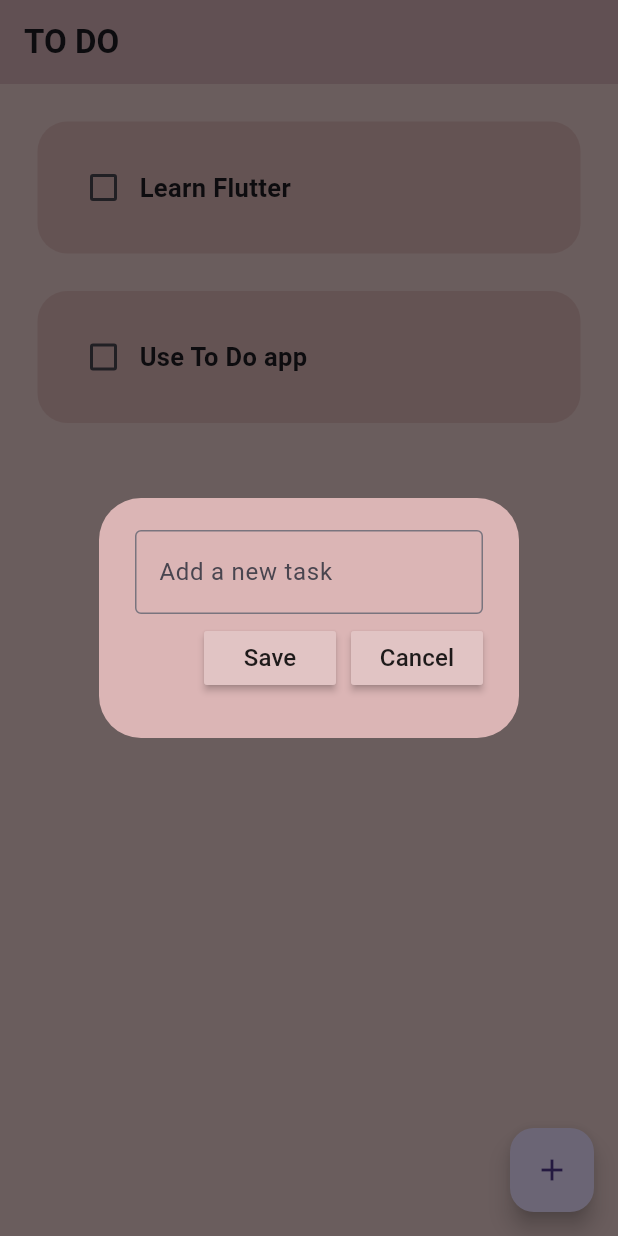
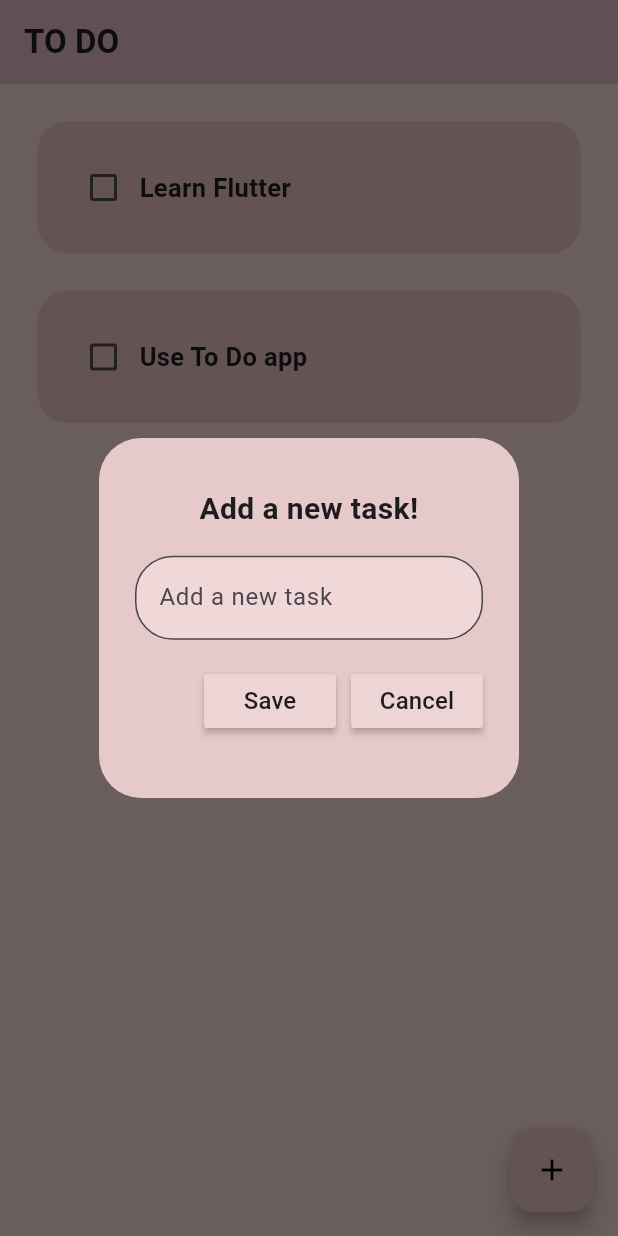
Before and after one commit to selinsmry/to-do-app, a Flutter app: the screen it shows after launch, after a tap on the "add" icon, on a phone screen of 412 x 824 dp. Run offline on Flutter 3.47's test engine with Material 3 defaults, Android fonts, the phone set to English and light mode, and no system bars; drawn by our look-alikes of flutter_slidable; our stand-ins replace hive_flutter; accounts and stored records are empty.

Commit message:
Added new features and screenshots of the app.

```diff
--- a/lib/pages/home_page.dart
+++ b/lib/pages/home_page.dart
@@ -2,6 +2,7 @@ import 'package:flutter/material.dart';
 import 'package:hive_flutter/hive_flutter.dart';
 import 'package:to_do_app/data/database.dart';
 import 'package:to_do_app/util/dialog_box.dart';
+import 'package:to_do_app/util/my_button.dart';
 import 'package:to_do_app/util/todo_tile.dart';
 
 class HomePage extends StatefulWidget {
@@ -16,6 +17,7 @@ class _MyWidgetState extends State<HomePage> {
   //reference hive box
   final _myBox = Hive.box('mybox');
   ToDoDataBase db = ToDoDataBase();
+  double _buttonScale = 1.0;
 
   @override
   void initState() {
@@ -43,15 +45,47 @@ class _MyWidgetState extends State<HomePage> {
   }
 
   // save new tasks
-  void saveNewTask(){
+  void saveNewTask() {
+  if (_controller.text.isEmpty) {
+    // If user tries to save an empty task
+    showDialog(
+      context: context,
+      builder: (BuildContext context) {
+        return AlertDialog(
+          titlePadding: EdgeInsets.only(top: 50.0),
+          backgroundColor: Color(0xFFE6CACA),
+          title: Text(
+            "Task can't be empty!",
+            textAlign: TextAlign.center,
+            style: TextStyle( fontWeight: FontWeight.bold ),
+            ),
+
+          content: Text(
+          "Please enter a task before saving.",
+          textAlign: TextAlign.center,),
+
+          actions: <Widget>[
+            MyButton(
+              text: "OK",
+              onPressed: () {
+                Navigator.of(context).pop(); // Dialog'u kapat
+              },
+
+            ),
+          ],
+        );
+      },
+    );
+  } else {
     setState(() {
-      db.toDoList.add([ _controller.text, false]);
+      db.toDoList.add([_controller.text, false]);
       _controller.clear();
     });
     Navigator.of(context).pop();
     db.updateData();
+  }
+}
 
-  }
 
   // Create new tasks button
   void createNewTask() {
@@ -92,13 +126,53 @@ class _MyWidgetState extends State<HomePage> {
         elevation: 2,
       ),
 
-      floatingActionButton: FloatingActionButton(
+      // + BUTTON :Floating action button with scale effect
+      floatingActionButton: GestureDetector(
+        onTapDown: (_) {
+          setState(() {
+            _buttonScale = 1.2; // Button grows when pressed
+          });
+        },
+        onTapUp: (_) {
+          setState(() {
+            _buttonScale = 1.0; // Button returns to normal size after press
+          });
+        },
+        onTapCancel: () {
+          setState(() {
+            _buttonScale = 1.0; // Button returns to normal size if press is cancelled
+          });
+        },
+        child: AnimatedContainer(
+          duration: Duration(milliseconds: 150), // Animation duration
+          width: 56.0 * _buttonScale, // Button width
+          height: 56.0 * _buttonScale, // Button height
+          child: FloatingActionButton(
             onPressed: createNewTask,
             child: Icon(Icons.add),
-
+            backgroundColor: Color(0xFFDBB5B5),
+            foregroundColor: Colors.black,
+          ),
+        ),
       ),
 
-      body: ListView.builder(
+      body: db.toDoList.isEmpty
+      ? Center(
+        child: Container(
+          padding: EdgeInsets.only(bottom: 100),
+          constraints: BoxConstraints(maxWidth: 400),
+        child: Text(
+          "Add new tasks using + button!",
+          style: TextStyle(
+            fontSize: 18,
+            color: const Color.fromARGB(255, 117, 116, 116),
+
+          )
+          ),
+        )
+      )
+
+      : ListView.builder(
           itemCount: db.toDoList.length,
           itemBuilder: (context, index) {
             return TodoTile(
@@ -109,7 +183,6 @@ class _MyWidgetState extends State<HomePage> {
             );
           },
       ),
-
     );
   }
 }
--- a/lib/util/dialog_box.dart
+++ b/lib/util/dialog_box.dart
@@ -16,17 +16,28 @@ class DialogBox extends StatelessWidget {
   @override
   Widget build(BuildContext context) {
     return AlertDialog(
-      backgroundColor: Color(0xFFDBB5B5),
+      backgroundColor: Color(0xFFE6CACA),
       content: Container(
-        height: 120,
+        height: 200,
         child: Column(
           mainAxisAlignment: MainAxisAlignment.spaceEvenly,
           children:[
+            Text(
+            "Add a new task!",
+            textAlign: TextAlign.center,
+            style: TextStyle(
+              fontWeight: FontWeight.bold,
+              fontSize: 20 ),
+            ),
           //get user input
           TextField(
             controller: controller,
             decoration: InputDecoration(
-              border: OutlineInputBorder(),
+              filled: true,
+              fillColor: Color.fromARGB(255, 241, 216, 216),
+              border: OutlineInputBorder(
+                borderRadius: BorderRadius.circular(25),
+              ),
               hintText: "Add a new task",
               ),
           ),
--- a/lib/util/my_button.dart
+++ b/lib/util/my_button.dart
@@ -10,7 +10,7 @@ class MyButton extends StatelessWidget {
   @override
   Widget build(BuildContext context) {
     return MaterialButton(
-      color: Color.fromARGB(255, 225, 196, 196),
+      color: Color.fromARGB(255, 237, 213, 213),
       onPressed: onPressed,
       child: Text(
         text,
```
Also changed, not shown: 8 other files. Lines whose indentation alone changed are shown as unchanged.
